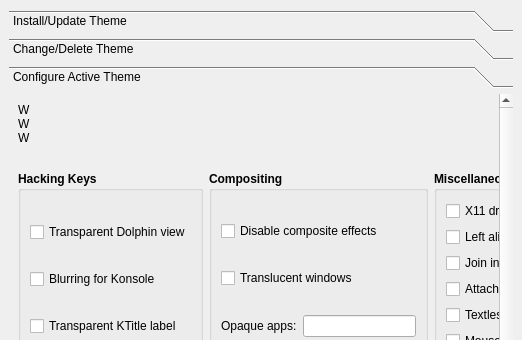
Old version of the form Kvantum/kvantummanager/kvantummanager.ui in the repository tsujan/Kvantum; both pictures show x 0 to 522 and y 0 to 340 of the 522 by 519 pixel window.
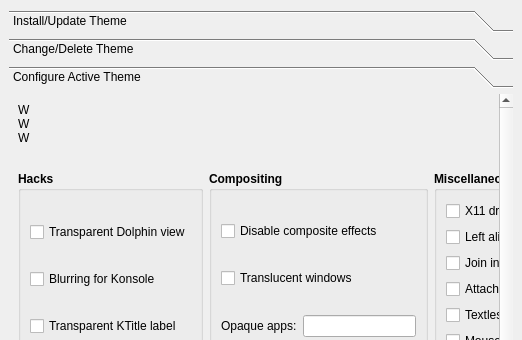
New version of the form. The open tabs and pages were chosen to show the change. Icons and pictures are not drawn.

What changed in the file:
```diff
--- a/Kvantum/kvantummanager/kvantummanager.ui
+++ b/Kvantum/kvantummanager/kvantummanager.ui
@@ -600,7 +600,7 @@
 widgets to appear as they are by default.</string>
           </property>
           <property name="title">
-           <string>Hacking Keys</string>
+           <string>Hacks</string>
           </property>
           <layout class="QVBoxLayout" name="verticalLayout">
            <property name="topMargin">
```
